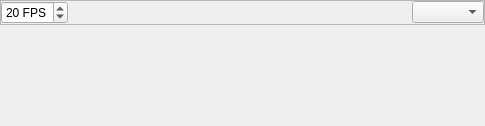
This is src/ui/toolbarwidget.ui in hippich/recorditnow as Qt 5 draws it before an edit. The edited form follows.
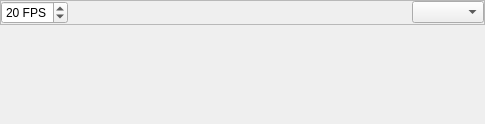
This is the edited form. Custom widgets are drawn as their Qt base class.

```diff
--- a/src/ui/toolbarwidget.ui
+++ b/src/ui/toolbarwidget.ui
@@ -7,7 +7,7 @@
     <x>0</x>
     <y>0</y>
     <width>485</width>
-    <height>126</height>
+    <height>124</height>
    </rect>
   </property>
   <property name="sizePolicy">
```
Left out of the diff: 68 changed lines with no effect on the pictures.
